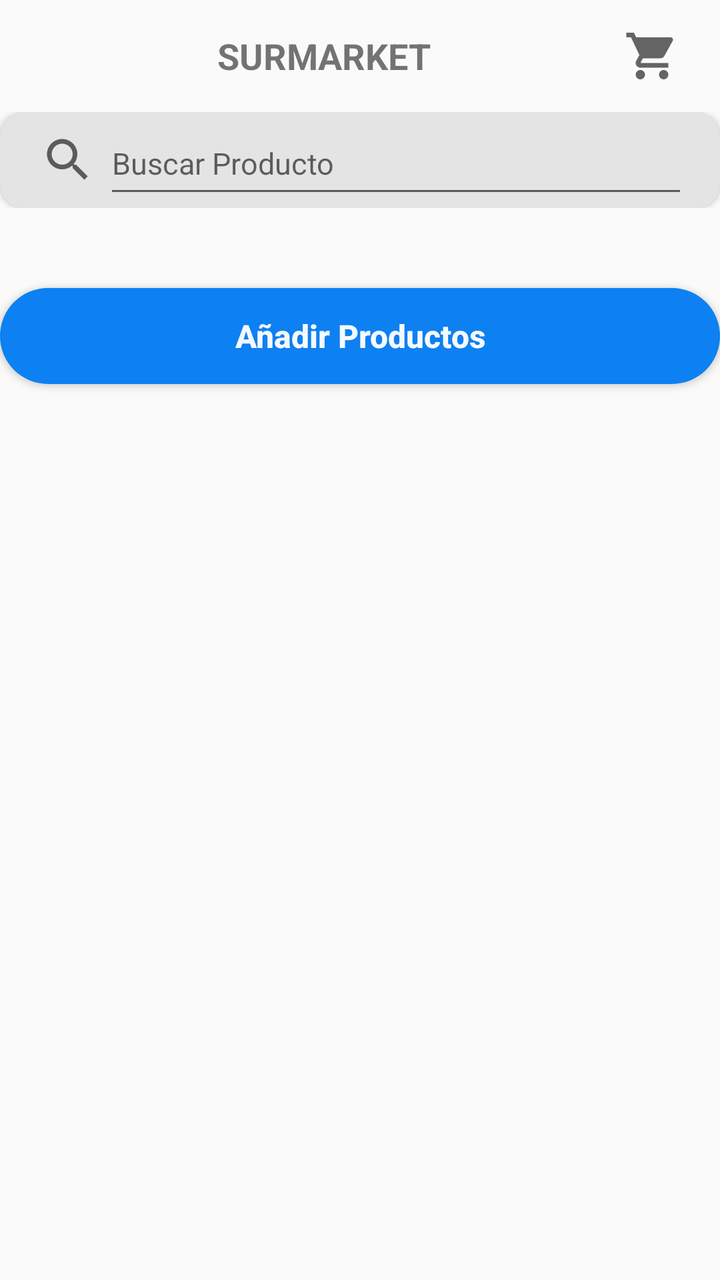
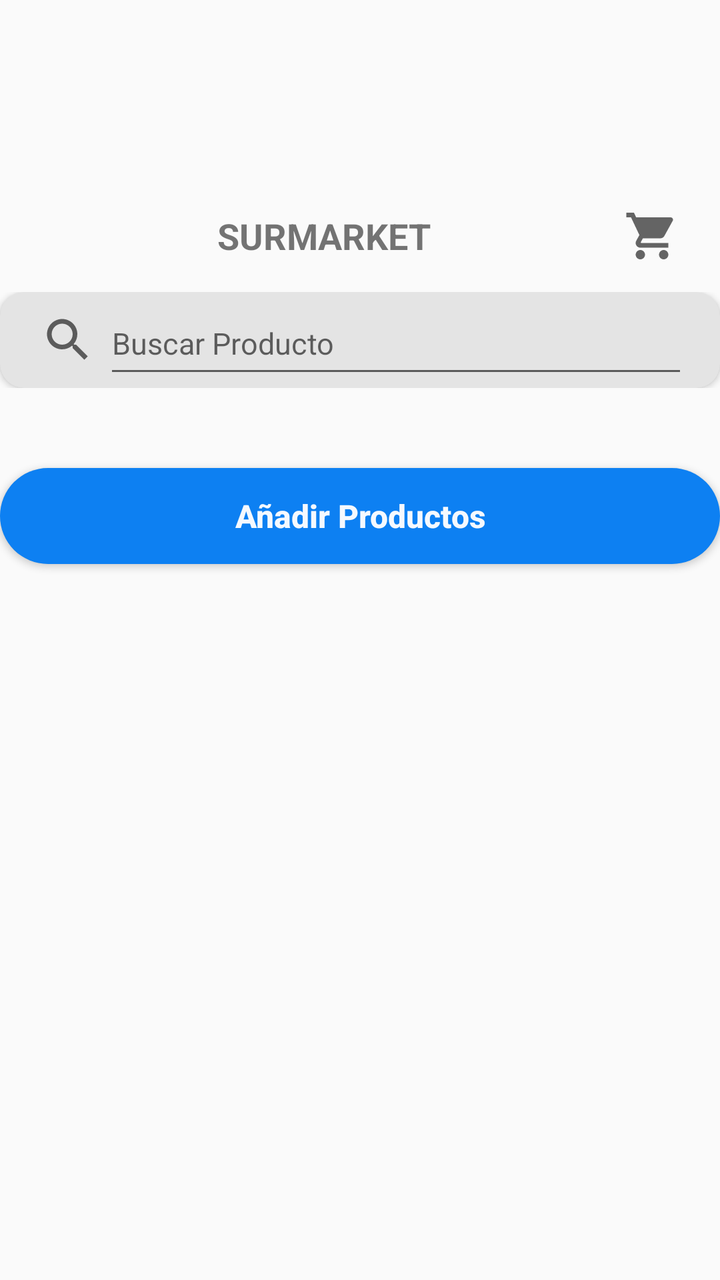

Two renders of the same Android screen: before a commit and after it. Below are the layout's source before the change and the commit's diff.
<!-- AndroidManifest.xml: application theme Theme.SurMarket -->
<!-- res/layout/fragment_products_list.xml -->
<?xml version="1.0" encoding="utf-8"?>
<LinearLayout xmlns:android="http://schemas.android.com/apk/res/android"
    xmlns:app="http://schemas.android.com/apk/res-auto"
    xmlns:tools="http://schemas.android.com/tools"
    android:orientation="vertical"
    android:layout_width="match_parent"
    android:layout_height="match_parent"
    tools:context=".FragmentProductsList"

    >
    <LinearLayout
        android:layout_width="match_parent"
        android:layout_height="@dimen/titleHeight"
        android:orientation="horizontal"
        android:elevation="2dp"
        android:gravity="center_vertical"
        android:paddingHorizontal="16dp"
        >
        <TextView
            android:id="@+id/TXV_FRGProductsList_Title"
            android:layout_width="0dp"
            android:layout_height="wrap_content"
            android:layout_weight="1"
            android:text="@string/FRGProductsList_Title"
            android:textSize="@dimen/text_size_title"
            android:textStyle="bold"
            android:gravity="center"
            />
        <ImageView
            android:id="@+id/IMV_FRGProductsList_ShoppingCart"
            android:layout_width="@dimen/imagenViewIconSize"
            android:layout_height="@dimen/imagenViewIconSize"
            android:clickable="true"
            android:contentDescription="@string/Shopping_Cart"
            android:focusable="true"
            android:padding="@dimen/imagenViewIcon_Padding"
            android:src="@drawable/ic_shopping_cart"

            />
    </LinearLayout>
    <LinearLayout
        android:layout_width="match_parent"
        android:layout_height="wrap_content"
        android:orientation="vertical"
        android:gravity="center_horizontal"
        android:paddingBottom="16dp"

        >
        <androidx.cardview.widget.CardView
            android:layout_width="match_parent"
            android:layout_height="@dimen/cardview_controls"
            app:cardCornerRadius="@dimen/cardview_default_corner_radius"
            app:cardElevation="@dimen/cardview_default_elevation"
            app:cardBackgroundColor="@color/gray"
            >
            <LinearLayout
                android:orientation="horizontal"
                android:layout_width="match_parent"
                android:layout_height="match_parent"
                android:gravity="center_horizontal"
                android:paddingHorizontal="16dp"
                >
                <ImageView
                    android:id="@+id/IMV_FRGProductsList_Search"
                    android:layout_width="@dimen/imagenViewIconSize"
                    android:layout_height="match_parent"
                    android:clickable="true"
                    android:contentDescription="@string/Shopping_Shearch"
                    android:focusable="true"
                    android:padding="@dimen/imagenViewIcon_Padding"
                    android:src="@drawable/ic_shopping_search"

                    />
                <EditText
                    android:id="@+id/ETX_FRGProductsList_Search"
                    android:layout_width="0dp"
                    android:layout_height="match_parent"
                    android:layout_weight="1"
                    android:hint="@string/Shopping_Shearch"
                    android:inputType="text"
                    android:maxLines="1"
                    android:textSize="@dimen/textSize"

                    />


            </LinearLayout>
        </androidx.cardview.widget.CardView>
    </LinearLayout>
    <Button
        android:id="@+id/btn_FRGProductsList"
        android:layout_width="match_parent"
        android:layout_height="wrap_content"
        android:layout_marginTop="@dimen/spacing_lg"
        android:background="@drawable/bg_button_primary"
        android:minHeight="@dimen/height_button_min"
        android:text="@string/agregarTitle"
        android:textAllCaps="false"
        android:textColor="@color/color_background"
        android:textSize="@dimen/text_size_body"
        android:textStyle="bold"
        />
    <androidx.recyclerview.widget.RecyclerView
        android:id="@+id/RCV_FRGProductsList"
        android:layout_width="match_parent"
        android:layout_height="0dp"
        android:layout_weight="1"
        tools:listitem="@layout/items_productoslist"
        />
</LinearLayout>
<!-- res/layout/items_productoslist.xml (included above) -->
<?xml version="1.0" encoding="utf-8"?>
<androidx.cardview.widget.CardView
    xmlns:android="http://schemas.android.com/apk/res/android"
    xmlns:app="http://schemas.android.com/apk/res-auto"
    android:layout_width="match_parent"
    android:layout_height="wrap_content"
    android:layout_marginBottom="@dimen/cardview_default_buttom"
    app:cardCornerRadius="@dimen/cardview_item_corner_radius"
    app:cardElevation="@dimen/cardview_default_elevation">

    <LinearLayout
        android:layout_width="match_parent"
        android:layout_height="wrap_content"
        android:orientation="horizontal"
        android:gravity="center_vertical"
        android:padding="@dimen/padding_cardview_default">

        
        <LinearLayout
            android:layout_width="0dp"
            android:layout_height="wrap_content"
            android:layout_weight="1"
            android:orientation="vertical"
            android:layout_marginStart="@dimen/item_margin_Start">

            <TextView
                android:id="@+id/TXV_item_FRGProducts_Category"
                android:layout_width="wrap_content"
                android:layout_height="wrap_content"
                android:text="Categoría: Abarrotes"
                android:textSize="@dimen/ITTextView_TextSize"
                android:layout_marginBottom="@dimen/item_margin_Bottom"/>

            <TextView
                android:id="@+id/TXV_item_FRGProducts_Name"
                android:layout_width="wrap_content"
                android:layout_height="wrap_content"
                android:text="Arroz"
                android:textStyle="bold"
                android:textSize="@dimen/ITTextView_TextSize"/>

            <TextView
                android:id="@+id/TXV_item_FRGProducts_Price"
                android:layout_width="wrap_content"
                android:layout_height="wrap_content"
                android:text="Precio: 4.99 Bs"
                android:textSize="@dimen/ITTextView_TextSize"/>

            <Button
                android:id="@+id/BTN_item_FRGProducts_Buy"
                android:layout_width="wrap_content"
                android:layout_height="wrap_content"
                android:text="Comprar"
                android:textSize="@dimen/ITTextView_TextSize"
                android:padding="@dimen/button_padding_horizontal"/>

        </LinearLayout>

        
        <androidx.cardview.widget.CardView
            android:layout_width="@dimen/cardview_image"
            android:layout_height="@dimen/cardview_image"
            android:layout_marginStart="8dp"
            app:cardCornerRadius="@dimen/cardview_item_corner_radius"
            app:cardElevation="0dp">

            <ImageView
                android:id="@+id/IMV_item_FRGProductsImage"
                android:layout_width="match_parent"
                android:layout_height="match_parent"
                android:scaleType="centerCrop"
                android:contentDescription="@string/product"
                android:src="@drawable/ic_surmarket"/>

        </androidx.cardview.widget.CardView>

    </LinearLayout>

</androidx.cardview.widget.CardView>
<!-- resources referenced by this layout -->
<resources>
  <color name="color_background">#F5F9FE</color>
  <color name="gray">#E4E4E4</color>
  <dimen name="ITTextView_TextSize">12sp</dimen>
  <dimen name="button_padding_horizontal">16dp</dimen>
  <dimen name="cardview_controls">48dp</dimen>
  <dimen name="cardview_default_buttom">12dp</dimen>
  <dimen name="cardview_default_corner_radius">12dp</dimen>
  <dimen name="cardview_image">110dp</dimen>
  <dimen name="cardview_item_corner_radius">8dp</dimen>
  <dimen name="height_button_min">48dp</dimen>
  <dimen name="imagenViewIconSize">36dp</dimen>
  <dimen name="imagenViewIcon_Padding">4dp</dimen>
  <dimen name="item_margin_Bottom">4dp</dimen>
  <dimen name="item_margin_Start">12dp</dimen>
  <dimen name="padding_cardview_default">12dp</dimen>
  <dimen name="spacing_lg">24dp</dimen>
  <dimen name="textSize">15sp</dimen>
  <dimen name="text_size_body">16sp</dimen>
  <dimen name="text_size_title">18sp</dimen>
  <dimen name="titleHeight">56dp</dimen>
  <!-- drawable bg_button_primary (drawable) -->
  <?xml version="1.0" encoding="utf-8"?>
  <shape xmlns:android="http://schemas.android.com/apk/res/android"
      android:shape="rectangle">
      <solid android:color="@color/color_primary" />
      <corners android:radius="@dimen/corner_radius_button" />
  </shape>
  <!-- drawable ic_shopping_cart (drawable) -->
  <?xml version="1.0" encoding="utf-8"?>
  <vector xmlns:android="http://schemas.android.com/apk/res/android"
      android:width="24dp"
      android:height="24dp"
      android:viewportWidth="24"
      android:viewportHeight="24"
      android:tint="?attr/colorControlNormal">
  
      <path
          android:fillColor="@android:color/white"
          android:pathData="M7,18c-1.1,0 -1.99,0.9 -1.99,2S5.9,22 7,22s2,-0.9 2,-2 -0.9,-2 -2,-2zM1,2v2h2l3.6,7.59 -1.35,2.45c-0.16,0.28 -0.25,0.61 -0.25,0.96 0,1.1 0.9,2 2,2h12v-2L7.42,15c-0.14,0 -0.25,-0.11 -0.25,-0.25l0.03,-0.12 0.9,-1.63h7.45c0.75,0 1.41,-0.41 1.75,-1.03l3.58,-6.49c0.08,-0.14 0.12,-0.31 0.12,-0.48 0,-0.55 -0.45,-1 -1,-1L5.21,4l-0.94,-2L1,2zM17,18c-1.1,0 -1.99,0.9 -1.99,2s0.89,2 1.99,2 2,-0.9 2,-2 -0.9,-2 -2,-2z" />
  </vector>
  <!-- drawable ic_shopping_search (drawable) -->
  <?xml version="1.0" encoding="utf-8"?>
  <vector xmlns:android="http://schemas.android.com/apk/res/android"
      android:width="24dp"
      android:height="24dp"
      android:viewportWidth="24"
      android:viewportHeight="24"
      android:tint="?attr/colorControlNormal">
  
      <path
          android:fillColor="@android:color/white"
          android:pathData="M15.5,14h-0.79l-0.28,-0.27C15.41,12.59 16,11.11 16,9.5 16,5.91 13.09,3 9.5,3S3,5.91 3,9.5 5.91,16 9.5,16c1.61,0 3.09,-0.59 4.23,-1.57l0.27,0.28v0.79l5,4.99L20.49,19l-4.99,-5zM9.5,14C7.01,14 5,11.99 5,9.5S7.01,5 9.5,5 14,7.01 14,9.5 11.99,14 9.5,14z" />
  </vector>
  <!-- drawable ic_surmarket: png bitmap (drawable, 678399 bytes) -->
  <string name="FRGProductsList_Title">SURMARKET</string>
  <string name="Shopping_Cart">Carrito de Compras</string>
  <string name="Shopping_Shearch">Buscar Producto</string>
  <string name="agregarTitle">Añadir Productos</string>
  <string name="product">Producto</string>
  <style name="Theme.SurMarket" parent="Theme.AppCompat.DayNight.DarkActionBar">
          
          <item name="colorPrimary">@color/purple_500</item>
          <item name="colorPrimaryDark">@color/purple_700</item>
          
          <item name="colorAccent">@color/teal_200</item>
          
          <item name="android:statusBarColor">?attr/colorPrimaryDark</item>
          
      </style>
  <color name="color_primary">#0D80F2</color>
  <dimen name="corner_radius_button">24dp</dimen>
  <color name="purple_500">#FF6200EE</color>
  <color name="purple_700">#FF3700B3</color>
  <color name="teal_200">#FF03DAC5</color>
</resources>

<!-- the commit's change to res/layout/fragment_products_list.xml (unified diff, before → after) -->
@@ -15,6 +15,7 @@
         android:elevation="2dp"
         android:gravity="center_vertical"
         android:paddingHorizontal="16dp"
+        android:layout_marginTop="@dimen/FRGMargenTop"
         >
         <TextView
             android:id="@+id/TXV_FRGProductsList_Title"
<!-- resource entries referenced after the edit -->
@@ -2,6 +2,7 @@
 <resources>
   <color name="color_background">#F5F9FE</color>
   <color name="gray">#E4E4E4</color>
+  <dimen name="FRGMargenTop">90dp</dimen>
   <dimen name="ITTextView_TextSize">12sp</dimen>
   <dimen name="button_padding_horizontal">16dp</dimen>
   <dimen name="cardview_controls">48dp</dimen>
